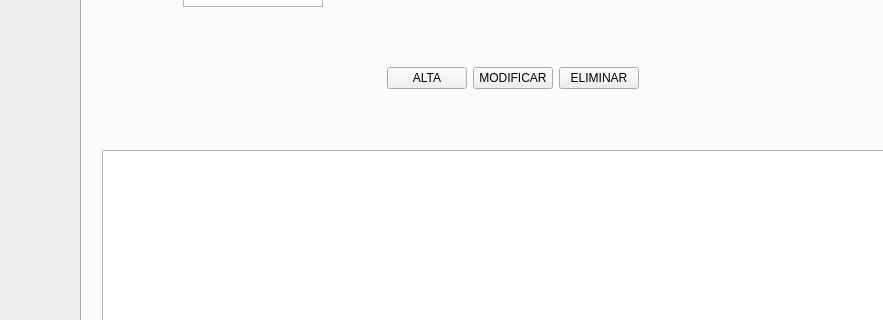
Old version of the form rodriguezrodriguezrecupera/templates/venPrincipal.ui in the repository lauri1604/rodriguezrodriguezrecupera; both pictures show x 0 to 883 and y 185 to 505 of the 1182 by 749 pixel window.
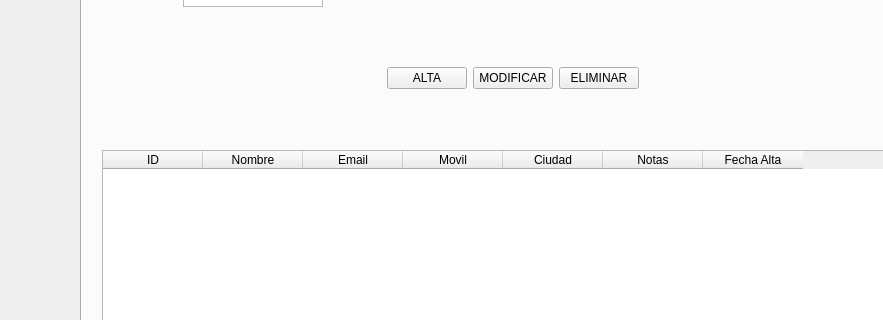
New version of the form. Icons and pictures are not drawn.

```diff
--- a/rodriguezrodriguezrecupera/templates/venPrincipal.ui
+++ b/rodriguezrodriguezrecupera/templates/venPrincipal.ui
@@ -421,7 +421,43 @@
         </spacer>
        </item>
        <item row="3" column="0" colspan="5">
-        <widget class="QTableWidget" name="tableWidget"/>
+        <widget class="QTableWidget" name="tableWidget">
+         <column>
+          <property name="text">
+           <string>ID</string>
+          </property>
+         </column>
+         <column>
+          <property name="text">
+           <string>Nombre</string>
+          </property>
+         </column>
+         <column>
+          <property name="text">
+           <string>Email</string>
+          </property>
+         </column>
+         <column>
+          <property name="text">
+           <string>Movil</string>
+          </property>
+         </column>
+         <column>
+          <property name="text">
+           <string>Ciudad</string>
+          </property>
+         </column>
+         <column>
+          <property name="text">
+           <string>Notas</string>
+          </property>
+         </column>
+         <column>
+          <property name="text">
+           <string>Fecha Alta</string>
+          </property>
+         </column>
+        </widget>
        </item>
       </layout>
      </widget>
```
